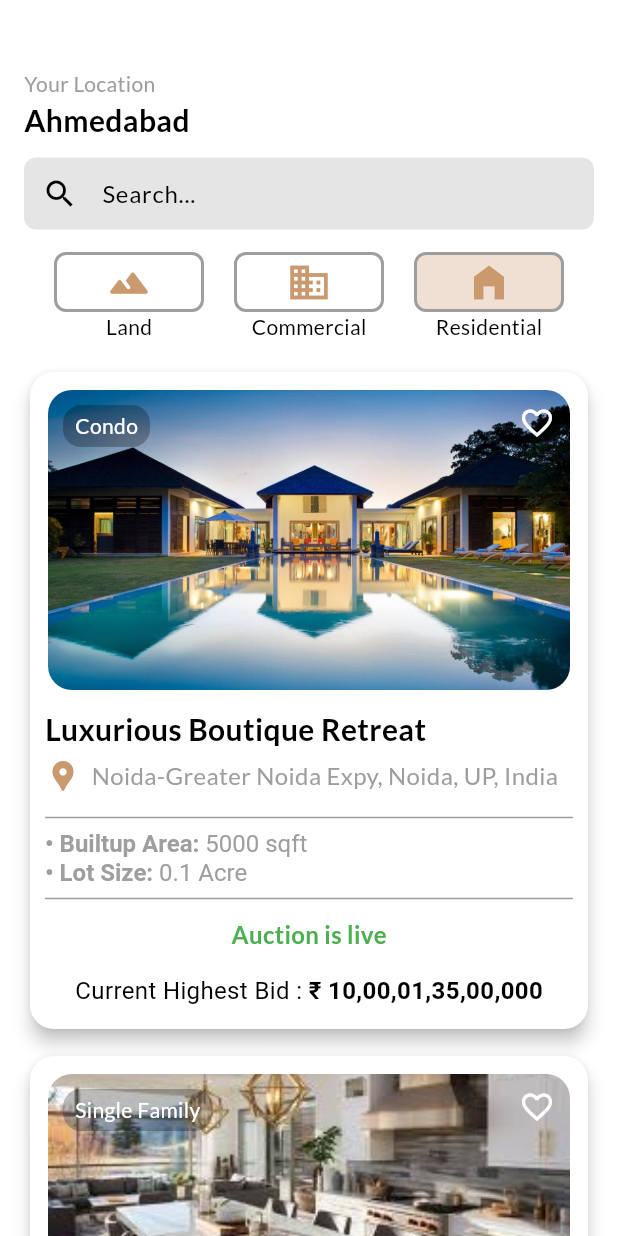
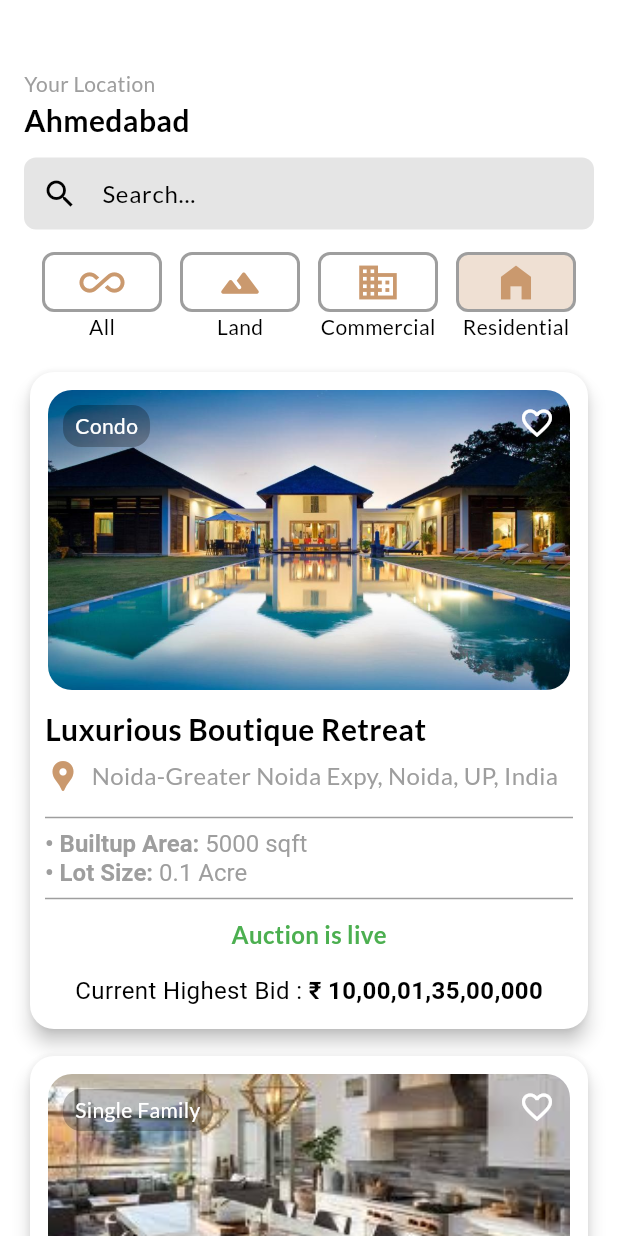
Before and after one commit to DeepVaghasiya15/Auction-Tree, a Flutter app: the DiscoverScreen screen opened by its route, after a tap on "Land", after a tap on "Commercial", after a tap on "Residential", on a phone screen of 412 x 824 dp. Run offline on Flutter 3.47's test engine with Material 3 defaults, Android fonts, the phone set to English and light mode, and no system bars; our stand-ins replace google_maps_flutter.

Commit message:
added all propeties button

```diff
--- a/lib/model/discover_screen_provider.dart
+++ b/lib/model/discover_screen_provider.dart
@@ -3,7 +3,7 @@ import 'package:flutter/foundation.dart';
 import '../data/property_card_data.dart';
 
 class DiscoverProvider with ChangeNotifier {
-  String _selectedCategory = '';
+  String _selectedCategory = 'All'; // Initialize to "All"
   String _selectedTitle = '';
   int _currentPage = 1;
   bool _isLoadingMore = false;
@@ -32,7 +32,16 @@ class DiscoverProvider with ChangeNotifier {
 
     Future.delayed(const Duration(seconds: 2), () {
       _currentPage++;
-      _displayedProperties.addAll(_allProperties.skip(_currentPage * 10).take(10));
+      if (_selectedCategory == 'All') {
+        _displayedProperties.addAll(_allProperties.skip((_currentPage - 1) * 10).take(10));
+      } else {
+        _displayedProperties.addAll(
+          _allProperties
+              .where((property) => property['category'] == _selectedCategory)
+              .skip((_currentPage - 1) * 10)
+              .take(10),
+        );
+      }
       _isLoadingMore = false;
       notifyListeners();
     });
@@ -41,7 +50,16 @@ class DiscoverProvider with ChangeNotifier {
   void updateCategory(String category) {
     _selectedCategory = category;
     _currentPage = 1;
-    _displayedProperties = _allProperties.where((property) => property['category'] == _selectedCategory).take(10).toList();
+
+    if (category == 'All') {
+      _displayedProperties = _allProperties.take(10).toList();
+    } else {
+      _displayedProperties = _allProperties
+          .where((property) => property['category'] == _selectedCategory)
+          .take(10)
+          .toList();
+    }
+
     notifyListeners();
   }
 
--- a/lib/screens/widgets/bottom_navigation_homescreen/discover_screen.dart
+++ b/lib/screens/widgets/bottom_navigation_homescreen/discover_screen.dart
@@ -95,6 +95,7 @@ class _DiscoverScreenState extends State<DiscoverScreen> {
                     return Row(
                       mainAxisAlignment: MainAxisAlignment.spaceEvenly,
                       children: [
+                        _buildIconSquare(Icons.all_inclusive, 'All', ATColor, provider.selectedCategory, provider.updateCategory),
                         _buildIconSquare(Icons.landscape_rounded, 'Land', ATColor, provider.selectedCategory, provider.updateCategory),
                         _buildIconSquare(Icons.business, 'Commercial', ATColor, provider.selectedCategory, provider.updateCategory),
                         _buildIconSquare(Icons.home_filled, 'Residential', ATColor, provider.selectedCategory, provider.updateCategory),
@@ -179,7 +180,7 @@ class _DiscoverScreenState extends State<DiscoverScreen> {
       child: Column(
         children: [
           Container(
-            width: 100,
+            width: 80,
             height: 40,
             decoration: BoxDecoration(
               color: selectedCategory == label ? color.withOpacity(0.3) : Colors.white,
--- a/lib/screens/widgets/bottom_navigation_homescreen/profile_screen_cells/past_auction.dart
+++ b/lib/screens/widgets/bottom_navigation_homescreen/profile_screen_cells/past_auction.dart
@@ -9,6 +9,7 @@ class PastAuction extends StatelessWidget {
 
   @override
   Widget build(BuildContext context) {
+    print('building past auction');
     return Scaffold(
       appBar: AppBar(
         title: const Text('Past Auctions', style: TextStyle(fontSize: 26, fontWeight: FontWeight.bold)),
```
